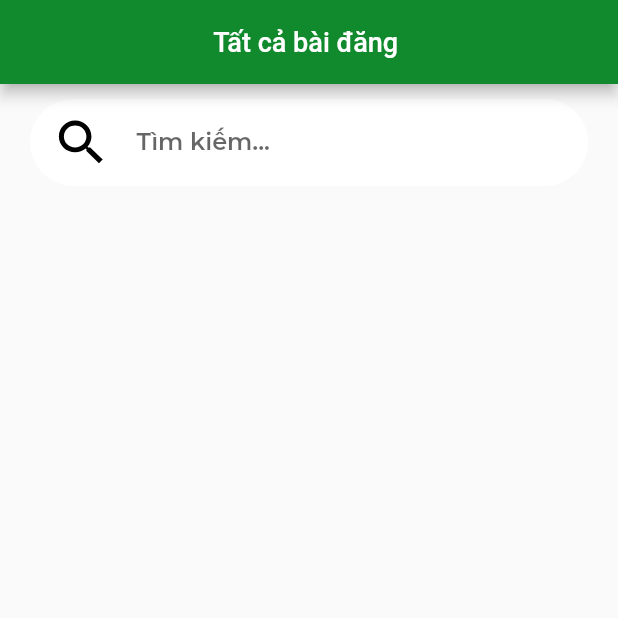
After one commit to Andreatran2002/LandInfo, a Flutter app: the PostView screen opened directly, on a phone screen of 412 x 824 dp, the top half of it. The commit adds this screen. Run offline on Flutter 3.47's test engine with Material 2 defaults, Android fonts, the phone set to English and light mode, and no system bars; our stand-ins replace carousel_slider, cloud_firestore, file_picker, firebase_auth, firebase_core, firebase_storage and 8 more; missing offline and left inert: crypt, flutter_polyline_points; accounts and stored records are empty; network calls fail; Roboto replaces fonts that are missing (Montsterrat).

Commit message:
update postpage

```diff
--- a/lib/views/account/index.dart
+++ b/lib/views/account/index.dart
@@ -17,7 +17,12 @@ class _AccountState extends State<Account> {
     final userBloc = Provider.of<UserBloc>(context);
     var user = userBloc.user;
     return Scaffold(
-      body: Container(
+      body: (userBloc.user== null) ?
+      const CircularProgressIndicator(
+        value: 15,
+        semanticsLabel: 'Loading!!',
+      )
+          : Container(
         padding: const EdgeInsets.only(left: 16, top: 25, right: 16),
         child: GestureDetector(
           onTap: () {
--- a/lib/views/home.dart
+++ b/lib/views/home.dart
@@ -1,5 +1,6 @@
 import 'package:flutter/material.dart';
 import 'package:tineviland/Views/map.dart';
+import 'package:tineviland/views/posts/index.dart';
 import './home/index.dart';
 import './news/index.dart';
 import './account/index.dart';
@@ -27,7 +28,7 @@ class _HomeState extends State<Home> {
 
   final screens = [
     Home(),
-    News(),
+    PostView(),
     AddPost(),
     Account(),
     AddNew(),
--- a/lib/views/home/index.dart
+++ b/lib/views/home/index.dart
@@ -1,4 +1,7 @@
 import 'package:flutter/material.dart';
+import 'package:provider/provider.dart';
+import 'package:tineviland/blocs/user_bloc.dart';
+import 'package:tineviland/models/user.dart';
 import '../../constants.dart';
 import './banner_slider.dart';
 import './news_slider.dart';
@@ -20,6 +23,10 @@ class HomePage extends StatelessWidget {
 
   @override
   Widget build(BuildContext context) {
+    final userBloc = Provider.of<UserBloc>(context);
+    User user = userBloc.user;
+    var name = user.Name.split(" ");
+
     return SingleChildScrollView(
       controller: _scrollController,
       child: Stack(
@@ -56,7 +63,7 @@ class HomePage extends StatelessWidget {
                           height: 90,
                         ),
                         Text(
-                          "Chào, Vy",
+                          "Hi " + name[0],
                           style:
                               Theme.of(context).textTheme.headline4?.copyWith(
                                     fontWeight: FontWeight.w700,
--- /dev/null
+++ b/lib/views/posts/index.dart
@@ -0,0 +1,53 @@
+import 'package:flutter/material.dart';
+import 'package:flutter_svg/svg.dart';
+import 'package:tineviland/views/cards/vertical_card.dart';
+
+class PostView extends StatefulWidget {
+  const PostView({Key? key}) : super(key: key);
+
+  @override
+  _PostViewState createState() => _PostViewState();
+}
+
+class _PostViewState extends State<PostView> {
+  @override
+  Widget build(BuildContext context) {
+    return Scaffold(
+      appBar : AppBar(
+        centerTitle: true,
+        title : const Text("Tất cả bài đăng ",style: TextStyle(color : Colors.white))
+      ),
+      body : ListView(
+        children: [
+          const SizedBox(height: 10),
+          Padding(
+            padding: const EdgeInsets.symmetric(horizontal: 20),
+            child: Container(
+              padding: const EdgeInsets.symmetric(
+                horizontal: 14,
+                vertical: 5,
+              ),
+              decoration: BoxDecoration(
+                color: Colors.white,
+                borderRadius: BorderRadius.circular(30),
+              ),
+              child: TextField(
+                style: Theme.of(context).textTheme.bodyText1?.copyWith(
+                  fontWeight: FontWeight.w600,
+                  fontFamily: "Montserrat",
+                  fontSize: 16,
+                ),
+                decoration: InputDecoration(
+                  hintText: "Tìm kiếm...",
+                  icon: SvgPicture.asset("assets/icons/search.svg"),
+                  border: InputBorder.none,
+                ),
+              ),
+            ),
+          ),
+
+        ],
+      )
+    );
+  }
+}
```
Also changed, not shown: lib/views/chatRoomScreen.dart (deleted), lib/views/conversationScreen.dart (deleted).
